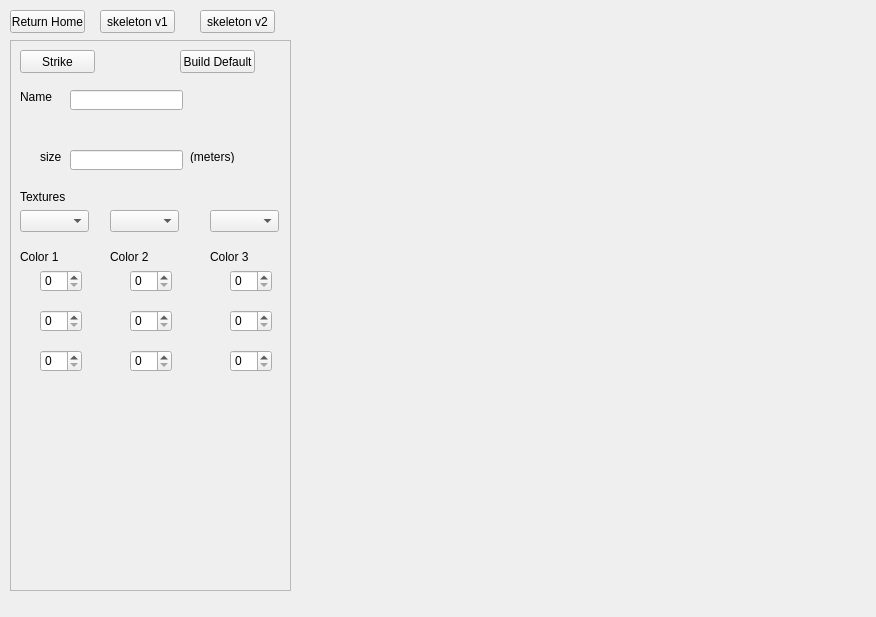
The window that resources/widget/GundamWidget/Widget.ui (cnbdragon/GundamPy) describes before a commit, drawn with Qt 5.
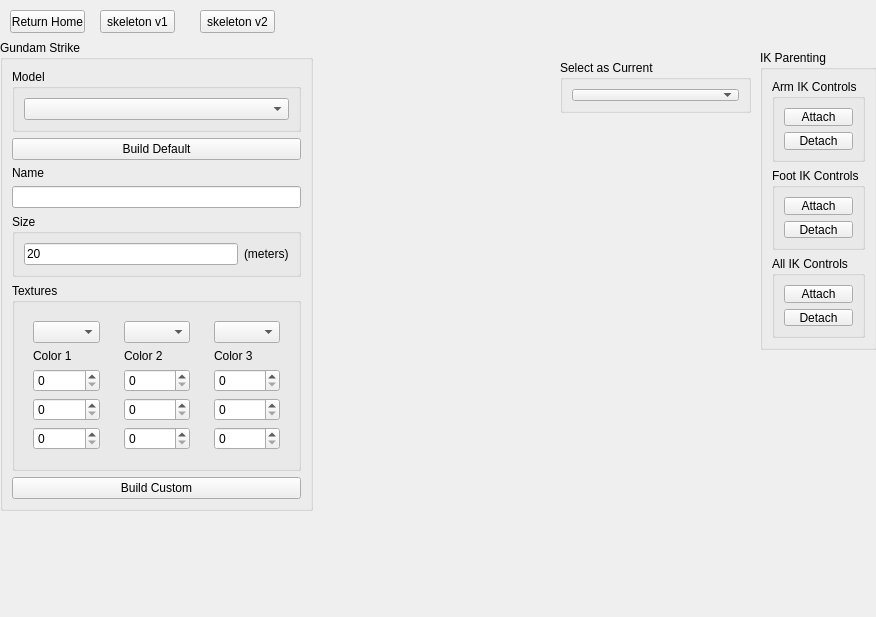
The same window after the commit.

Commit message: fixing ik stuff on legs isuse added scaling of gundam updated ui

What changed in the file:
```diff
--- a/resources/widget/GundamWidget/Widget.ui
+++ b/resources/widget/GundamWidget/Widget.ui
@@ -52,281 +52,282 @@
     <string>skeleton v2</string>
    </property>
   </widget>
-  <widget class="QFrame" name="frame">
+  <widget class="QGroupBox" name="groupBox">
    <property name="geometry">
     <rect>
-     <x>10</x>
+     <x>0</x>
      <y>40</y>
-     <width>281</width>
-     <height>551</height>
+     <width>313</width>
+     <height>471</height>
     </rect>
    </property>
-   <property name="frameShape">
-    <enum>QFrame::StyledPanel</enum>
+   <property name="title">
+    <string>Gundam Strike</string>
    </property>
-   <property name="frameShadow">
-    <enum>QFrame::Raised</enum>
-   </property>
-   <widget class="QPushButton" name="pushButton_2">
-    <property name="geometry">
-     <rect>
-      <x>170</x>
-      <y>10</y>
-      <width>75</width>
-      <height>23</height>
-     </rect>
-    </property>
+   <layout class="QVBoxLayout" name="verticalLayout">
+    <item>
+     <widget class="QGroupBox" name="groupBox_7">
+      <property name="title">
+       <string>Model</string>
+      </property>
+      <layout class="QHBoxLayout" name="horizontalLayout_3">
+       <item>
+        <widget class="QComboBox" name="gundamTypeListCB"/>
+       </item>
+      </layout>
+     </widget>
+    </item>
+    <item>
+     <widget class="QPushButton" name="strikeDefaultBtn">
     <property name="text">
      <string>Build Default</string>
     </property>
    </widget>
-   <widget class="QSpinBox" name="spinBox_5">
-    <property name="geometry">
-     <rect>
-      <x>120</x>
-      <y>270</y>
-      <width>42</width>
-      <height>22</height>
-     </rect>
-    </property>
-   </widget>
-   <widget class="QSpinBox" name="spinBox_9">
-    <property name="geometry">
-     <rect>
-      <x>220</x>
-      <y>230</y>
-      <width>42</width>
-      <height>22</height>
-     </rect>
-    </property>
-   </widget>
-   <widget class="QLabel" name="label_3">
-    <property name="geometry">
-     <rect>
-      <x>10</x>
-      <y>210</y>
-      <width>46</width>
-      <height>13</height>
-     </rect>
-    </property>
+    </item>
+    <item>
+     <widget class="QLabel" name="label_6">
+      <property name="text">
+       <string>Name</string>
+      </property>
+     </widget>
+    </item>
+    <item>
+     <widget class="QLineEdit" name="maleName">
+      <property name="text">
+       <string/>
+      </property>
+     </widget>
+    </item>
+    <item>
+     <widget class="QGroupBox" name="groupBox_2">
+      <property name="title">
+       <string>Size</string>
+      </property>
+      <layout class="QHBoxLayout" name="horizontalLayout_2">
+       <item>
+        <widget class="QLineEdit" name="maleSize">
     <property name="text">
-     <string>Color 1</string>
-    </property>
-   </widget>
-   <widget class="QSpinBox" name="spinBox_6">
-    <property name="geometry">
-     <rect>
-      <x>120</x>
-      <y>230</y>
-      <width>42</width>
-      <height>22</height>
-     </rect>
-    </property>
-   </widget>
-   <widget class="QSpinBox" name="spinBox_7">
-    <property name="geometry">
-     <rect>
-      <x>220</x>
-      <y>310</y>
-      <width>42</width>
-      <height>22</height>
-     </rect>
-    </property>
-   </widget>
+          <string>20</string>
+         </property>
+        </widget>
+       </item>
+       <item>
    <widget class="QLabel" name="label_2">
-    <property name="geometry">
-     <rect>
-      <x>180</x>
-      <y>110</y>
-      <width>46</width>
-      <height>13</height>
-     </rect>
-    </property>
     <property name="text">
      <string>(meters)</string>
     </property>
    </widget>
-   <widget class="QSpinBox" name="spinBox_4">
-    <property name="geometry">
-     <rect>
-      <x>120</x>
-      <y>310</y>
-      <width>42</width>
-      <height>22</height>
-     </rect>
-    </property>
-   </widget>
-   <widget class="QPushButton" name="strikeBtn">
-    <property name="geometry">
-     <rect>
-      <x>10</x>
-      <y>10</y>
-      <width>75</width>
-      <height>23</height>
-     </rect>
-    </property>
+       </item>
+      </layout>
+     </widget>
+    </item>
+    <item>
+     <widget class="QGroupBox" name="groupBox">
+      <property name="title">
+       <string>Textures</string>
+      </property>
+      <layout class="QHBoxLayout" name="horizontalLayout">
+       <item>
+        <widget class="QWidget" name="widget" native="true">
+         <layout class="QVBoxLayout" name="verticalLayout_2">
+          <item>
+           <widget class="QComboBox" name="materialList1"/>
+          </item>
+          <item>
+           <widget class="QLabel" name="label_3">
     <property name="text">
-     <string>Strike</string>
-    </property>
-   </widget>
-   <widget class="QSpinBox" name="spinBox">
-    <property name="geometry">
-     <rect>
-      <x>30</x>
-      <y>230</y>
-      <width>42</width>
-      <height>22</height>
-     </rect>
-    </property>
-   </widget>
-   <widget class="QSpinBox" name="spinBox_2">
-    <property name="geometry">
-     <rect>
-      <x>30</x>
-      <y>270</y>
-      <width>42</width>
-      <height>22</height>
-     </rect>
-    </property>
-   </widget>
-   <widget class="QSpinBox" name="spinBox_3">
-    <property name="geometry">
-     <rect>
-      <x>30</x>
-      <y>310</y>
-      <width>42</width>
-      <height>22</height>
-     </rect>
-    </property>
-   </widget>
-   <widget class="QLabel" name="label_5">
-    <property name="geometry">
-     <rect>
-      <x>200</x>
-      <y>210</y>
-      <width>46</width>
-      <height>13</height>
-     </rect>
-    </property>
-    <property name="text">
-     <string>Color 3</string>
-    </property>
-   </widget>
+             <string>Color 1</string>
+            </property>
+           </widget>
+          </item>
+          <item>
+           <widget class="QSpinBox" name="spinBox"/>
+          </item>
+          <item>
+           <widget class="QSpinBox" name="spinBox_2"/>
+          </item>
+          <item>
+           <widget class="QSpinBox" name="spinBox_3"/>
+          </item>
+         </layout>
+        </widget>
+       </item>
+       <item>
+        <widget class="QWidget" name="widget_2" native="true">
+         <layout class="QVBoxLayout" name="verticalLayout_3">
+          <item>
+           <widget class="QComboBox" name="comboBox_2"/>
+          </item>
+          <item>
    <widget class="QLabel" name="label_4">
-    <property name="geometry">
-     <rect>
-      <x>100</x>
-      <y>210</y>
-      <width>46</width>
-      <height>13</height>
-     </rect>
-    </property>
     <property name="text">
      <string>Color 2</string>
     </property>
    </widget>
-   <widget class="QLineEdit" name="size">
-    <property name="geometry">
-     <rect>
-      <x>60</x>
-      <y>110</y>
-      <width>113</width>
-      <height>20</height>
-     </rect>
-    </property>
-   </widget>
-   <widget class="QLabel" name="label">
-    <property name="geometry">
-     <rect>
-      <x>30</x>
-      <y>110</y>
-      <width>46</width>
-      <height>13</height>
-     </rect>
-    </property>
+          </item>
+          <item>
+           <widget class="QSpinBox" name="spinBox_4"/>
+          </item>
+          <item>
+           <widget class="QSpinBox" name="spinBox_5"/>
+          </item>
+          <item>
+           <widget class="QSpinBox" name="spinBox_6"/>
+          </item>
+         </layout>
+        </widget>
+       </item>
+       <item>
+        <widget class="QWidget" name="widget_3" native="true">
+         <layout class="QVBoxLayout" name="verticalLayout_4">
+          <item>
+           <widget class="QComboBox" name="comboBox_3"/>
+          </item>
+          <item>
+           <widget class="QLabel" name="label_5">
+            <property name="text">
+             <string>Color 3</string>
+            </property>
+           </widget>
+          </item>
+          <item>
+           <widget class="QSpinBox" name="spinBox_7"/>
+          </item>
+          <item>
+           <widget class="QSpinBox" name="spinBox_8"/>
+          </item>
+          <item>
+           <widget class="QSpinBox" name="spinBox_9"/>
+          </item>
+         </layout>
+        </widget>
+       </item>
+      </layout>
+     </widget>
+    </item>
+    <item>
+     <widget class="QPushButton" name="strikeBtn">
     <property name="text">
-     <string>size</string>
-    </property>
-   </widget>
-   <widget class="QSpinBox" name="spinBox_8">
-    <property name="geometry">
-     <rect>
-      <x>220</x>
-      <y>270</y>
-      <width>42</width>
-      <height>22</height>
-     </rect>
-    </property>
-   </widget>
-   <widget class="QLineEdit" name="maleName">
+       <string>Build Custom</string>
+      </property>
+     </widget>
+    </item>
+    <item>
+     <spacer name="verticalSpacer">
+      <property name="orientation">
+       <enum>Qt::Vertical</enum>
+      </property>
+      <property name="sizeHint" stdset="0">
+       <size>
+        <width>20</width>
+        <height>40</height>
+       </size>
+      </property>
+     </spacer>
+    </item>
+   </layout>
+  </widget>
+  <widget class="QGroupBox" name="groupBox_3">
     <property name="geometry">
      <rect>
-      <x>60</x>
+     <x>760</x>
       <y>50</y>
-      <width>113</width>
-      <height>20</height>
-     </rect>
-    </property>
+     <width>117</width>
+     <height>300</height>
+    </rect>
+   </property>
+   <property name="title">
+    <string>IK Parenting</string>
+   </property>
+   <layout class="QVBoxLayout" name="verticalLayout_13">
+    <item>
+     <widget class="QGroupBox" name="groupBox_6">
+      <property name="title">
+       <string>Arm IK Controls</string>
+      </property>
+      <layout class="QVBoxLayout" name="verticalLayout_8">
+       <item>
+        <widget class="QPushButton" name="pushButton_6">
     <property name="text">
-     <string/>
-    </property>
-   </widget>
-   <widget class="QLabel" name="label_6">
-    <property name="geometry">
-     <rect>
-      <x>10</x>
-      <y>50</y>
-      <width>46</width>
-      <height>13</height>
-     </rect>
-    </property>
+          <string>Attach</string>
+         </property>
+        </widget>
+       </item>
+       <item>
+        <widget class="QPushButton" name="pushButton_7">
+         <property name="text">
+          <string>Detach</string>
+         </property>
+        </widget>
+       </item>
+      </layout>
+     </widget>
+    </item>
+    <item>
+     <widget class="QGroupBox" name="groupBox_4">
+      <property name="title">
+       <string>Foot IK Controls</string>
+      </property>
+      <layout class="QVBoxLayout" name="verticalLayout_7">
+       <item>
+        <widget class="QPushButton" name="pushButton">
     <property name="text">
-     <string>Name</string>
-    </property>
-   </widget>
-   <widget class="QComboBox" name="comboBox">
-    <property name="geometry">
-     <rect>
-      <x>10</x>
-      <y>170</y>
-      <width>69</width>
-      <height>22</height>
-     </rect>
-    </property>
-   </widget>
-   <widget class="QComboBox" name="comboBox_2">
-    <property name="geometry">
-     <rect>
-      <x>100</x>
-      <y>170</y>
-      <width>69</width>
-      <height>22</height>
-     </rect>
-    </property>
-   </widget>
-   <widget class="QComboBox" name="comboBox_3">
-    <property name="geometry">
-     <rect>
-      <x>200</x>
-      <y>170</y>
-      <width>69</width>
-      <height>22</height>
-     </rect>
-    </property>
-   </widget>
-   <widget class="QLabel" name="label_7">
+          <string>Attach</string>
+         </property>
+        </widget>
+       </item>
+       <item>
+        <widget class="QPushButton" name="pushButton_3">
+         <property name="text">
+          <string>Detach</string>
+         </property>
+        </widget>
+       </item>
+      </layout>
+     </widget>
+    </item>
+    <item>
+     <widget class="QGroupBox" name="groupBox_5">
+      <property name="title">
+       <string>All IK Controls</string>
+      </property>
+      <layout class="QVBoxLayout" name="verticalLayout_6">
+       <item>
+        <widget class="QPushButton" name="attachAllBtn">
+         <property name="text">
+          <string>Attach</string>
+         </property>
+        </widget>
+       </item>
+       <item>
+        <widget class="QPushButton" name="detachAllBtn">
+         <property name="text">
+          <string>Detach</string>
+         </property>
+        </widget>
+       </item>
+      </layout>
+     </widget>
+    </item>
+   </layout>
+  </widget>
+  <widget class="QGroupBox" name="groupBox_8">
     <property name="geometry">
      <rect>
-      <x>10</x>
-      <y>150</y>
-      <width>46</width>
-      <height>13</height>
-     </rect>
-    </property>
-    <property name="text">
-     <string>Textures</string>
-    </property>
-   </widget>
+     <x>560</x>
+     <y>60</y>
+     <width>191</width>
+     <height>53</height>
+    </rect>
+   </property>
+   <property name="title">
+    <string>Select as Current</string>
+   </property>
+   <layout class="QHBoxLayout" name="horizontalLayout_4">
+    <item>
+     <widget class="QComboBox" name="gundamList"/>
+    </item>
+   </layout>
   </widget>
  </widget>
  <resources/>
```
Lines whose indentation alone changed are shown as unchanged. The commit also changes 5 other files.
